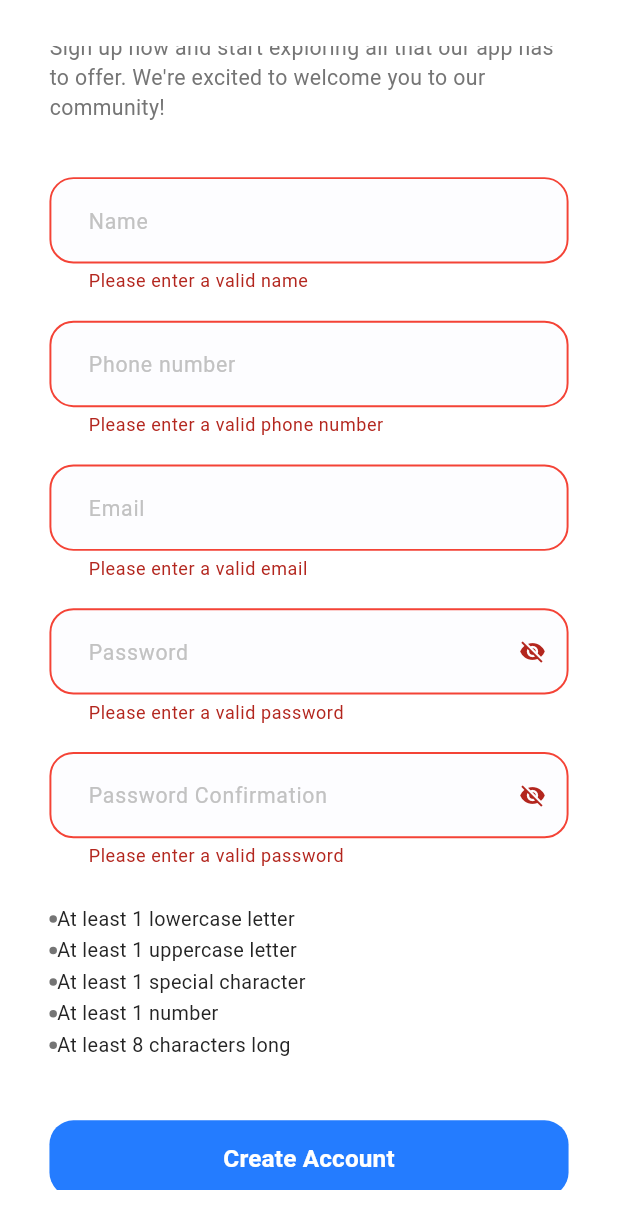
After one commit to islam489/flutter_advanced_appointment, a Flutter app: the SignupScreen screen opened by its route, scrolled down 52 dp, after a tap on "Create Account", on a phone screen of 412 x 824 dp. The commit adds this screen. Shown: the top 1229 px of the screen. Run offline on Flutter 3.47's test engine with Material 3 defaults, Android fonts, the phone set to English and light mode, and no system bars; our stand-ins replace animated_splash_screen, dio, flutter_bloc, flutter_screenutil, flutter_svg, freezed_annotation and 3 more; generated files the repository leaves out were written again.

Commit message:
Sign up Screen Logic and Ui

```diff
--- a/lib/core/Helpers/app_regex.dart
+++ b/lib/core/Helpers/app_regex.dart
@@ -13,6 +13,11 @@ class AppRegex {
   static bool hasLowerCase(String password) {
     return RegExp(r'^(?=.*[a-z])').hasMatch(password);
   }
+
+  static bool isPhoneNumberValid(String phoneNumber) {
+    return RegExp(r'^(010|011|012|015)[0-9]{8}$').hasMatch(phoneNumber);
+  }
+
 
   static bool hasUpperCase(String password) {
     return RegExp(r'^(?=.*[A-Z])').hasMatch(password);
--- a/lib/core/Networking/api_constants.dart
+++ b/lib/core/Networking/api_constants.dart
@@ -2,6 +2,7 @@ class ApiConstants {
   static const String apiBaseUrl = 'https://vcare.integration25.com/api/';
   //-----------------Auth-----------------//
   static const String login = 'auth/login';
+  static const String signup = "auth/register";
 }
 
 
--- a/lib/core/Networking/api_error_handler.dart
+++ b/lib/core/Networking/api_error_handler.dart
@@ -119,15 +119,15 @@ extension DataSourceExtension on DataSource {
 }
 
 class ErrorHandler implements Exception {
-  late ApiErrorModel failure;
+  late ApiErrorModel apiErrorModel;
 
   ErrorHandler.handle(dynamic error) {
     if (error is DioException) {
       // dio error so its an error from response of the API or from dio itself
-      failure = _handleError(error);
+      apiErrorModel = _handleError(error);
     } else {
       // default error
-      failure = DataSource.DEFAULT.getFailure();
+      apiErrorModel = DataSource.DEFAULT.getFailure();
     }
   }
 }
--- a/lib/core/Routing/app_router.dart
+++ b/lib/core/Routing/app_router.dart
@@ -8,6 +8,8 @@ import 'package:flutter_bloc/flutter_bloc.dart';
 
 import '../../features/home/ui/home_screen.dart';
 import '../../features/login/logic/cubit/login_cubit.dart';
+import '../../features/sign_up/logic/sign_up_cubit.dart';
+import '../../features/sign_up/ui/sign_up_screen.dart';
 import '../DI/dependency_injection.dart';
 
 class AppRouter {
@@ -27,6 +29,13 @@ class AppRouter {
             child: const LoginScreen(),
           ),
         );
+      case Routes.signUpScreen:
+        return MaterialPageRoute(
+          builder: (_) => BlocProvider(
+            create: (context) => getIt<SignupCubit>(),
+            child: const SignupScreen(),
+          ),
+        );
       case Routes.homeScreen:
         return MaterialPageRoute(
           builder: (_) => const HomeScreen(),
--- a/lib/core/Routing/routes.dart
+++ b/lib/core/Routing/routes.dart
@@ -2,5 +2,6 @@ class Routes {
   static const String splashScreen = '/splashScreen';
   static const String onBoardingScreen = '/onBoardingScreen';
   static const String loginScreen = '/loginScreen';
+  static const String signUpScreen = '/signUpScreen';
   static const String homeScreen = '/homeScreen';
 }
--- a/lib/features/login/ui/widgets/password_validations.dart
+++ b/lib/features/login/ui/widgets/password_validations.dart
@@ -10,7 +10,7 @@ class PasswordValidations extends StatelessWidget {
   final bool hasSpecialCharacters;
   final bool hasNumber;
   final bool hasMinLength;
-  const PasswordValidations({
+   PasswordValidations({
     super.key,
     required this.hasLowercase,
     required this.hasUppercase,
--- /dev/null
+++ b/lib/features/sign_up/data/models/sign_up_request_body.dart
@@ -0,0 +1,24 @@
+import 'package:freezed_annotation/freezed_annotation.dart';
+part 'sign_up_request_body.g.dart';
+
+@JsonSerializable()
+class SignupRequestBody {
+  final String name;
+  final String email;
+  final String phone;
+  final String password;
+  @JsonKey(name: 'password_confirmation')
+  final String passwordConfirmation;
+  final int gender;
+
+  SignupRequestBody({
+    required this.name,
+    required this.email,
+    required this.phone,
+    required this.password,
+    required this.passwordConfirmation,
+    required this.gender,
+  });
+
+  Map<String, dynamic> toJson() => _$SignupRequestBodyToJson(this);
+}
--- /dev/null
+++ b/lib/features/sign_up/data/repos/sign_up_repo.dart
@@ -0,0 +1,21 @@
+import '../../../../core/Networking/api_error_handler.dart';
+import '../../../../core/Networking/api_result.dart';
+import '../../../../core/Networking/api_service.dart';
+import '../models/sign_up_request_body.dart';
+import '../models/sign_up_response.dart';
+
+class SignupRepo {
+  final ApiService _apiService;
+
+  SignupRepo(this._apiService);
+
+  Future<ApiResult<SignupResponse>> signup(
+      SignupRequestBody signupRequestBody) async {
+    try {
+      final response = await _apiService.signup(signupRequestBody);
+      return ApiResult.success(response);
+    } catch (errro) {
+      return ApiResult.failure(ErrorHandler.handle(errro));
+    }
+  }
+}
--- /dev/null
+++ b/lib/features/sign_up/logic/sign_up_cubit.dart
@@ -0,0 +1,38 @@
+import 'package:flutter/material.dart';
+import 'package:flutter_advanced_appointment/features/sign_up/logic/sign_up_state.dart';
+import 'package:flutter_bloc/flutter_bloc.dart';
+
+import '../data/models/sign_up_request_body.dart';
+import '../data/repos/sign_up_repo.dart';
+
+class SignupCubit extends Cubit<SignupState> {
+  final SignupRepo _signupRepo;
+  SignupCubit(this._signupRepo) : super(const SignupState.initial());
+
+  TextEditingController nameController = TextEditingController();
+  TextEditingController emailController = TextEditingController();
+  TextEditingController phoneController = TextEditingController();
+  TextEditingController passwordController = TextEditingController();
+  TextEditingController passwordConfirmationController =
+  TextEditingController();
+  final formKey = GlobalKey<FormState>();
+
+  void emitSignupStates() async {
+    emit(const SignupState.signupLoading());
+    final response = await _signupRepo.signup(
+      SignupRequestBody(
+        name: nameController.text,
+        email: emailController.text,
+        phone: phoneController.text,
+        password: passwordController.text,
+        passwordConfirmation: passwordConfirmationController.text,
+        gender: 0,
+      ),
+    );
+    response.when(success: (signupResponse) {
+      emit(SignupState.signupSuccess(signupResponse));
+    }, failure: (error) {
+      emit(SignupState.signupError(error: error.apiErrorModel.message ?? ''));
+    });
+  }
+}
--- /dev/null
+++ b/lib/features/sign_up/logic/sign_up_state.dart
@@ -0,0 +1,12 @@
+import 'package:freezed_annotation/freezed_annotation.dart';
+
+part 'sign_up_state.freezed.dart';
+
+@freezed
+class SignupState<T> with _$SignupState<T> {
+  const factory SignupState.initial() = _Initial;
+
+  const factory SignupState.signupLoading() = SignupLoading;
+  const factory SignupState.signupSuccess(T data) = SignupSuccess<T>;
+  const factory SignupState.signupError({required String error}) = SignupError;
+}
--- /dev/null
+++ b/lib/features/sign_up/ui/sign_up_screen.dart
@@ -0,0 +1,69 @@
+import 'package:flutter/material.dart';
+import 'package:flutter_advanced_appointment/features/sign_up/ui/widgets/aleready_have_account_text.dart';
+import 'package:flutter_advanced_appointment/features/sign_up/ui/widgets/sign_up_bloc_listener.dart';
+import 'package:flutter_advanced_appointment/features/sign_up/ui/widgets/sign_up_form.dart';
+import 'package:flutter_bloc/flutter_bloc.dart';
+import 'package:flutter_screenutil/flutter_screenutil.dart';
+
+import '../../../core/Helpers/spacing.dart';
+import '../../../core/Theming/styles.dart';
+import '../../../core/widgets/app_text_button.dart';
+import '../../login/ui/widgets/dont_have_acount_text.dart';
+import '../../login/ui/widgets/terms_and_condition_text.dart';
+import '../logic/sign_up_cubit.dart';
+
+class SignupScreen extends StatelessWidget {
+  const SignupScreen({super.key});
+
+  @override
+  Widget build(BuildContext context) {
+    return Scaffold(
+      body: SafeArea(
+        child: Padding(
+          padding: EdgeInsets.symmetric(horizontal: 30.w, vertical: 30.h),
+          child: SingleChildScrollView(
+            child: Column(
+              crossAxisAlignment: CrossAxisAlignment.start,
+              children: [
+                Text(
+                  'Create Account',
+                  style: TextStyles.font24BlueBold,
+                ),
+                verticalSpace(8),
+                Text(
+                  'Sign up now and start exploring all that our app has to offer. We\'re excited to welcome you to our community!',
+                  style: TextStyles.font14GrayRegular,
+                ),
+                verticalSpace(36),
+                Column(
+                  children: [
+                    const SignupForm(),
+                    verticalSpace(40),
+                    AppTextButton(
+                      buttonText: "Create Account",
+                      textStyle: TextStyles.font16WhiteSemiBold,
+                      onPressed: () {
+                        validateThenDoSignup(context);
+                      },
+                    ),
+                    verticalSpace(16),
+                    const TermsAndConditionsText(),
+                    verticalSpace(30),
+                    const AlreadyHaveAccountText(),
+                    const SignupBlocListener(),
+                  ],
+                ),
+              ],
+            ),
+          ),
+        ),
+      ),
+    );
+  }
+
+  void validateThenDoSignup(BuildContext context) {
+    if (context.read<SignupCubit>().formKey.currentState!.validate()) {
+      context.read<SignupCubit>().emitSignupStates();
+    }
+  }
+}
--- /dev/null
+++ b/lib/features/sign_up/ui/widgets/aleready_have_account_text.dart
@@ -0,0 +1,33 @@
+import 'package:flutter/gestures.dart';
+import 'package:flutter/material.dart';
+import 'package:flutter_advanced_appointment/core/Helpers/extensions.dart';
+
+import '../../../../core/Routing/routes.dart';
+import '../../../../core/Theming/styles.dart';
+
+class AlreadyHaveAccountText extends StatelessWidget {
+  const AlreadyHaveAccountText({super.key});
+
+  @override
+  Widget build(BuildContext context) {
+    return RichText(
+      textAlign: TextAlign.center,
+      text: TextSpan(
+        children: [
+          TextSpan(
+            text: 'Already have an account?',
+            style: TextStyles.font13DarkBlueRegular,
+          ),
+          TextSpan(
+            text: ' Login',
+            style: TextStyles.font13BlueSemiBold,
+            recognizer: TapGestureRecognizer()
+              ..onTap = () {
+                context.pushReplacementNamed(Routes.loginScreen);
+              },
+          ),
+        ],
+      ),
+    );
+  }
+}
--- /dev/null
+++ b/lib/features/sign_up/ui/widgets/sign_up_form.dart
@@ -0,0 +1,152 @@
+import 'package:flutter/material.dart';
+import 'package:flutter_bloc/flutter_bloc.dart';
+
+import '../../../../core/Helpers/app_regex.dart';
+import '../../../../core/Helpers/spacing.dart';
+import '../../../../core/widgets/app_text_form_field.dart';
+import '../../../login/ui/widgets/password_validations.dart';
+import '../../logic/sign_up_cubit.dart';
+
+class SignupForm extends StatefulWidget {
+  const SignupForm({super.key});
+
+  @override
+  State<SignupForm> createState() => _SignupFormState();
+}
+
+class _SignupFormState extends State<SignupForm> {
+  bool isPasswordObscureText = true;
+  bool isPasswordConfirmationObscureText = true;
+
+  bool hasLowercase = false;
+  bool hasUppercase = false;
+  bool hasSpecialCharacters = false;
+  bool hasNumber = false;
+  bool hasMinLength = false;
+
+  late TextEditingController passwordController;
+
+  @override
+  void initState() {
+    super.initState();
+    passwordController = context.read<SignupCubit>().passwordController;
+    setupPasswordControllerListener();
+  }
+
+  void setupPasswordControllerListener() {
+    passwordController.addListener(() {
+      setState(() {
+        hasLowercase = AppRegex.hasLowerCase(passwordController.text);
+        hasUppercase = AppRegex.hasUpperCase(passwordController.text);
+        hasSpecialCharacters =
+            AppRegex.hasSpecialCharacter(passwordController.text);
+        hasNumber = AppRegex.hasNumber(passwordController.text);
+        hasMinLength = AppRegex.hasMinLength(passwordController.text);
+      });
+    });
+  }
+
+  @override
+  Widget build(BuildContext context) {
+    return Form(
+      key: context.read<SignupCubit>().formKey,
+      child: Column(
+        children: [
+          AppTextFormField(
+            hintText: 'Name',
+            validator: (value) {
+              if (value == null || value.isEmpty) {
+                return 'Please enter a valid name';
+              }
+            },
+            controller: context.read<SignupCubit>().nameController,
+          ),
+          verticalSpace(18),
+          AppTextFormField(
+            hintText: 'Phone number',
+            validator: (value) {
+              if (value == null ||
+                  value.isEmpty ||
+                  !AppRegex.isPhoneNumberValid(value)) {
+                return 'Please enter a valid phone number';
+              }
+            },
+            controller: context.read<SignupCubit>().phoneController,
+          ),
+          verticalSpace(18),
+          AppTextFormField(
+            hintText: 'Email',
+            validator: (value) {
+              if (value == null ||
+                  value.isEmpty ||
+                  !AppRegex.isEmailValid(value)) {
+                return 'Please enter a valid email';
+              }
+            },
+            controller: context.read<SignupCubit>().emailController,
+          ),
+          verticalSpace(18),
+          AppTextFormField(
+            controller: context.read<SignupCubit>().passwordController,
+            hintText: 'Password',
+            isObscureText: isPasswordObscureText,
+            suffixIcon: GestureDetector(
+              onTap: () {
+                setState(() {
+                  isPasswordObscureText = !isPasswordObscureText;
+                });
+              },
+              child: Icon(
+                isPasswordObscureText ? Icons.visibility_off : Icons.visibility,
+              ),
+            ),
+            validator: (value) {
+              if (value == null || value.isEmpty) {
+                return 'Please enter a valid password';
+              }
+            },
+          ),
+          verticalSpace(18),
+          AppTextFormField(
+            controller:
+            context.read<SignupCubit>().passwordConfirmationController,
+            hintText: 'Password Confirmation',
+            isObscureText: isPasswordConfirmationObscureText,
+            suffixIcon: GestureDetector(
+              onTap: () {
+                setState(() {
+                  isPasswordConfirmationObscureText =
+                  !isPasswordConfirmationObscureText;
+                });
+              },
+              child: Icon(
+                isPasswordConfirmationObscureText
+                    ? Icons.visibility_off
+                    : Icons.visibility,
+              ),
+            ),
+            validator: (value) {
+              if (value == null || value.isEmpty) {
+                return 'Please enter a valid password';
+              }
+            },
+          ),
+          verticalSpace(24),
+          PasswordValidations(
+            hasSpecialCharacters: hasSpecialCharacters,
+            hasNumber: hasNumber,
+            hasMinLength: hasMinLength,
+            hasLowercase: hasLowercase,
+            hasUppercase: hasUppercase,
+          ),
+        ],
+      ),
+    );
+  }
+
+  @override
+  void dispose() {
+    passwordController.dispose();
+    super.dispose();
+  }
+}
```
Also changed, not shown: lib/core/DI/dependency_injection.dart (+8 -1 lines), lib/core/Networking/api_service.dart (+7 -0 lines), lib/features/login/logic/cubit/login_cubit.dart (+8 -3 lines), lib/features/login/ui/screen/loginScreen.dart (+3 -8 lines), lib/features/login/ui/widgets/dont_have_acount_text.dart (renamed from lib/features/login/ui/widgets/alerady_have_acount_text.dart, +10 -4 lines), lib/features/sign_up/data/models/sign_up_response.dart (added, +28 -0 lines), lib/features/sign_up/ui/widgets/sign_up_bloc_listener.dart (added, +105 -0 lines), lib/core/Networking/api_service.g.dart, lib/features/sign_up/data/models/sign_up_request_body.g.dart (added), lib/features/sign_up/data/models/sign_up_response.g.dart (added), lib/features/sign_up/logic/sign_up_state.freezed.dart (added).
